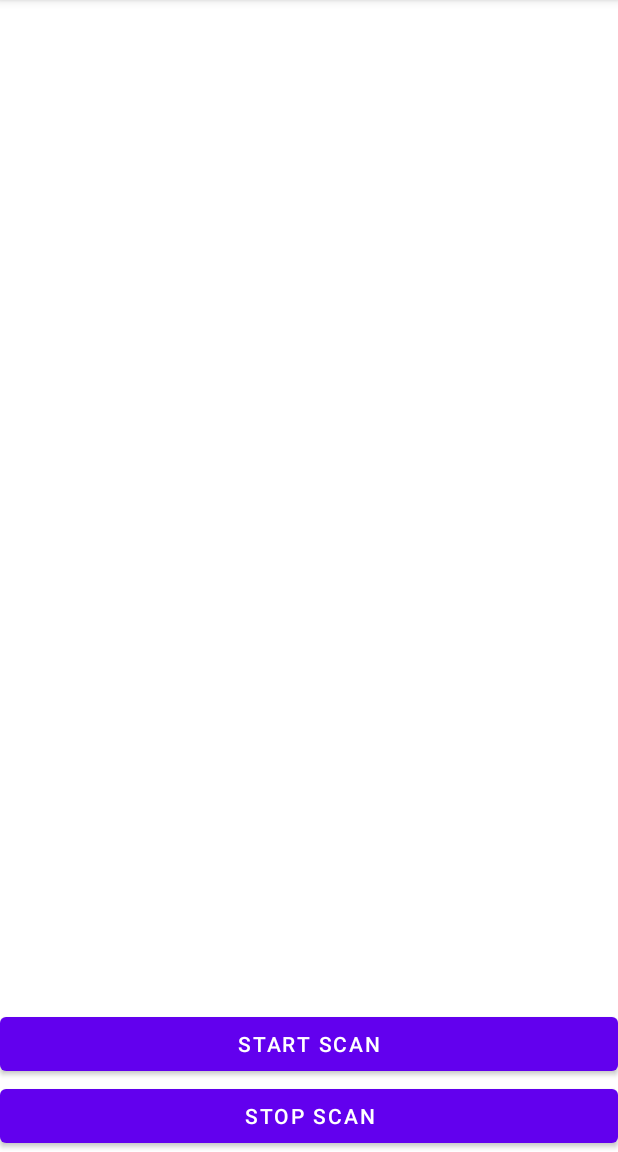
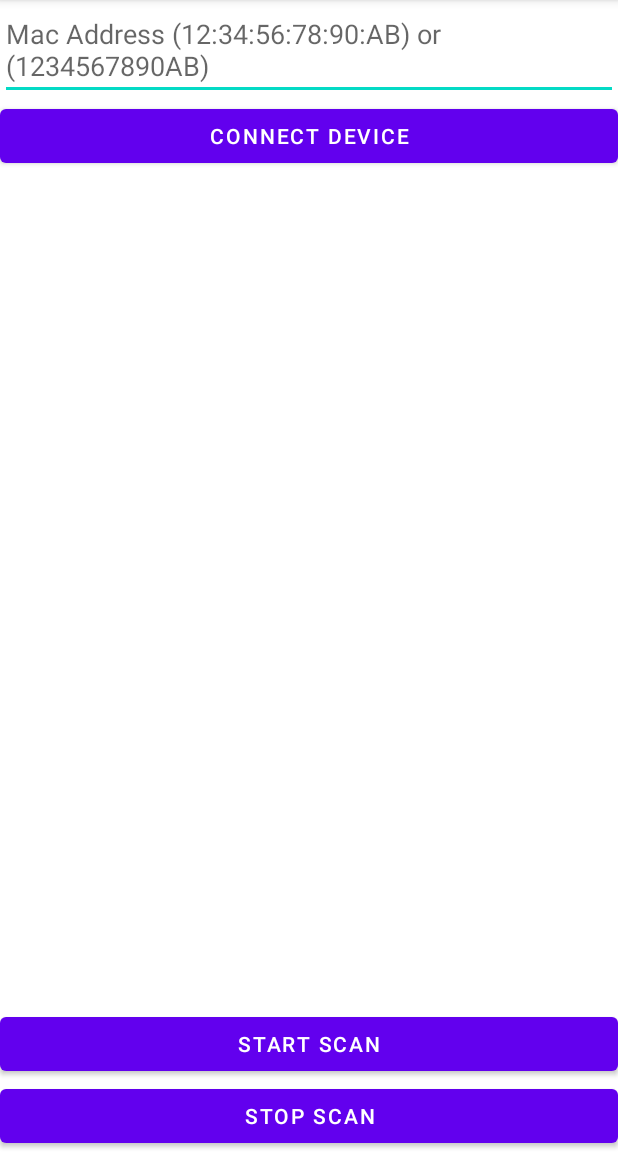
Before and after one commit to Algorigo/AlgorigoBleLibrary, an Android app: the screen it shows after launch (MainActivity), on a phone screen of 412 x 824 dp, the part 84-1236 px from its top. Run offline under Robolectric (Android 15) with nearby library versions, the phone set to English and light mode, and no system bars; our stand-ins replace RxJava; libraries missing offline, so code that uses them is left out: com.algorigo.library; 1 statement that could not run was skipped.

Commit message:
device macaddress로 init 하게 수정

```diff
--- a/algorigoble2/src/main/java/com/algorigo/algorigoble2/BleManager.kt
+++ b/algorigoble2/src/main/java/com/algorigo/algorigoble2/BleManager.kt
@@ -42,7 +42,10 @@ class BleManager(context: Context, delegate: BleDeviceDelegate = defaultBleDevic
     fun scanObservable(scanSettings: BleScanSettings, vararg scanFilters: BleScanFilter) =
         engine.scanObservable(scanSettings, *scanFilters)
     fun scanObservable() = engine.scanObservable()
-    fun getDevice(macAddress: String) = engine.getDevice(macAddress)
+    fun getDevice(macAddress: String) = engine.getDevice<BleDevice>(macAddress)
+    fun <T : BleDevice> getDevice(macAddress: String, clazz: Class<T>): T? {
+        return engine.getDevice(macAddress, clazz) as? T
+    }
     fun getBondedDevice(macAddress: String) = engine.getBondedDevice(macAddress)
     fun getBondedDevices() = engine.getBondedDevices()
     fun getConnectedDevice(macAddress: String) = engine.getConnectedDevice(macAddress)
--- a/algorigoble2/src/main/java/com/algorigo/algorigoble2/BleManagerEngine.kt
+++ b/algorigoble2/src/main/java/com/algorigo/algorigoble2/BleManagerEngine.kt
@@ -14,7 +14,7 @@ internal abstract class BleManagerEngine(protected val bleDeviceDelegate: BleMan
     abstract fun getBondedDevices(): List<BleDevice>
     abstract fun getConnectedDevices(): List<BleDevice>
 
-    open fun getDevice(macAddress: String): BleDevice? {
+    open fun <T : BleDevice> getDevice(macAddress: String, clazz: Class<T>? = null): BleDevice? {
         return getDevices()
             .filter { it.deviceId == macAddress }
             .let {
--- a/app/src/main/java/com/algorigo/algorigoblelibrary/MainActivity.kt
+++ b/app/src/main/java/com/algorigo/algorigoblelibrary/MainActivity.kt
@@ -7,6 +7,8 @@ import android.os.Build
 import android.os.Bundle
 import android.util.Log
 import android.widget.Button
+import android.widget.EditText
+import android.widget.Toast
 import androidx.recyclerview.widget.RecyclerView
 import com.algorigo.algorigoble2.BleDevice
 import com.algorigo.algorigoble2.BleScanFilter
@@ -76,6 +78,8 @@ class MainActivity : RequestPermissionActivity() {
     private var disposable: Disposable? = null
     private var connectionStateDisposable: Disposable? = null
 
+    private lateinit var macAddressEditText: EditText
+    private lateinit var macAddressButton: Button
     private lateinit var bleRecycler: RecyclerView
     private lateinit var startBtn: Button
     private lateinit var stopBtn: Button
@@ -117,10 +121,40 @@ class MainActivity : RequestPermissionActivity() {
     private fun initView() {
         setContentView(R.layout.activity_main)
 
+        macAddressEditText = findViewById(R.id.mac_address_edittext)
+        macAddressButton = findViewById(R.id.mac_address_btn)
         bleRecycler = findViewById(R.id.ble_recycler)
         startBtn = findViewById(R.id.start_btn)
         stopBtn = findViewById(R.id.stop_btn)
 
+        macAddressButton.setOnClickListener {
+            macAddressEditText.text.toString().also { str ->
+                Rx2ServiceBindingFactory.bind<BluetoothService.BluetoothBinder>(this, Intent(this, BluetoothService::class.java))
+                    .map { binder ->
+                        val macAddress =
+                            when {
+                                Regex("[0-9A-Fa-f]{12}").matches(str) -> {
+                                    str.split(2).joinToString(":")
+                                }
+                                Regex("[0-9A-Fa-f]{2}:[0-9A-Fa-f]{2}:[0-9A-Fa-f]{2}:[0-9A-Fa-f]{2}:[0-9A-Fa-f]{2}:[0-9A-Fa-f]{2}").matches(str) -> {
+                                    str
+                                }
+                                else -> {
+                                    throw IllegalArgumentException("mac address pattern wrong")
+                                }
+                            }
+                        binder.getService().bleManager.getDevice(macAddress)!!
+                    }
+                    .firstOrError()
+                    .flatMapCompletable { it.connectCompletable() }
+                    .subscribe({
+                        Log.e(TAG, "device connected")
+                    }, {
+                        Log.e(TAG, "", it)
+                        Toast.makeText(this, it.localizedMessage, Toast.LENGTH_LONG).show()
+                    })
+            }
+        }
         bleRecycler.adapter = adapter
         startBtn.setOnClickListener {
             startScan()
@@ -202,3 +236,12 @@ class MainActivity : RequestPermissionActivity() {
         private val TAG = MainActivity::class.java.simpleName
     }
 }
+
+fun String.split(size: Int): Array<String> {
+    if (this.count() % size != 0) {
+        throw IllegalStateException()
+    }
+    return Array(this.count() / size) {
+        substring(it*2, it*2+2)
+    }
+}
--- a/app/src/main/res/layout/activity_main.xml
+++ b/app/src/main/res/layout/activity_main.xml
@@ -5,6 +5,20 @@
     android:layout_width="match_parent"
     android:layout_height="match_parent"
     tools:context=".MainActivity">
+
+    <EditText
+        android:id="@+id/mac_address_edittext"
+        android:layout_width="match_parent"
+        android:layout_height="wrap_content"
+        android:hint="Mac Address (12:34:56:78:90:AB) or (1234567890AB)"
+        app:layout_constraintTop_toTopOf="parent" />
+
+    <Button
+        android:id="@+id/mac_address_btn"
+        android:layout_width="match_parent"
+        android:layout_height="wrap_content"
+        android:text="Connect Device"
+        app:layout_constraintTop_toBottomOf="@+id/mac_address_edittext" />
 
     <androidx.recyclerview.widget.RecyclerView
         android:id="@+id/ble_recycler"
@@ -15,7 +29,7 @@
         app:layout_constraintBottom_toTopOf="@+id/start_btn"
         app:layout_constraintLeft_toLeftOf="parent"
         app:layout_constraintRight_toRightOf="parent"
-        app:layout_constraintTop_toTopOf="parent"
+        app:layout_constraintTop_toBottomOf="@+id/mac_address_btn"
         tools:listitem="@layout/item_ble_device_list" />
 
     <Button
```
Also changed, not shown: algorigoble2/src/main/java/com/algorigo/algorigoble2/impl/BleManagerEngineImpl.kt (+22 -6 lines).
